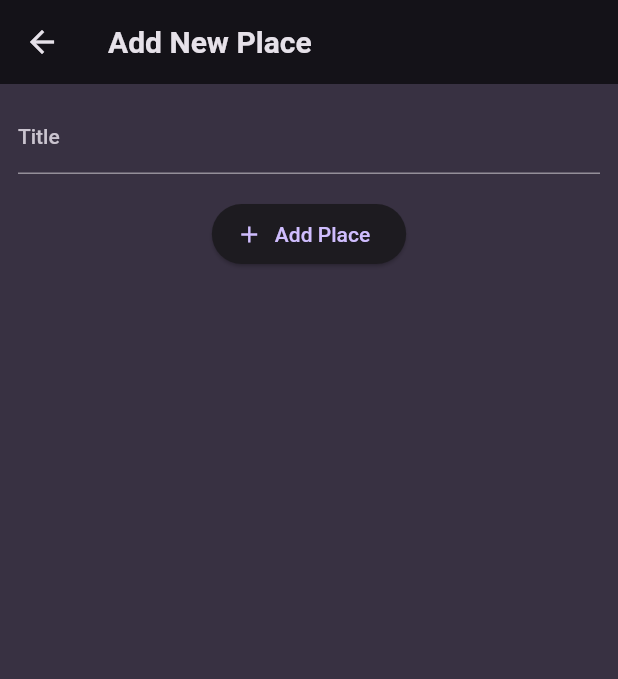
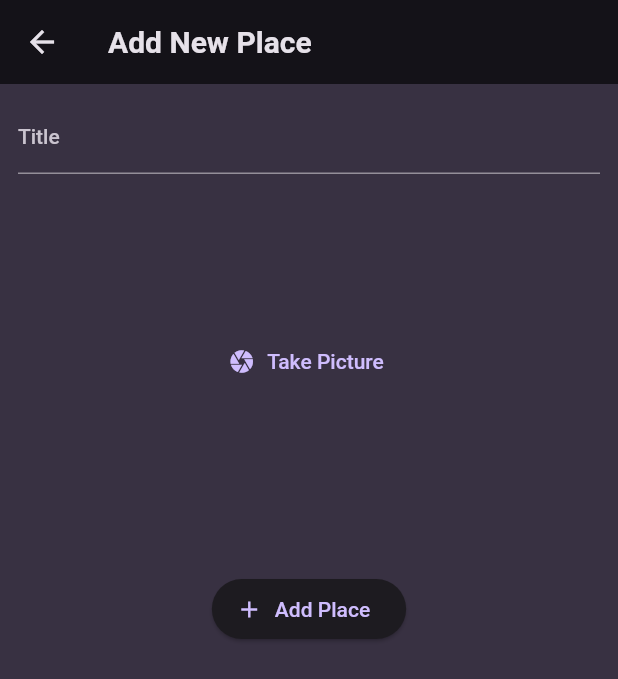
Before and after one commit to brianmujjuni/flutter_add_places, a Flutter app: the AddPlaceScreen screen opened directly, on a phone screen of 412 x 824 dp. Shown: the top 679 px of the screen. Run offline on Flutter 3.47's test engine with Material 2 defaults, Android fonts, the phone set to English and light mode, and no system bars; our stand-ins replace flutter_riverpod, google_fonts.

Commit message:
added upload image

```diff
--- a/lib/screens/add_place.dart
+++ b/lib/screens/add_place.dart
@@ -1,4 +1,5 @@
 import 'package:favorite_places/providers/user_places.dart';
+import 'package:favorite_places/widgets/image_input.dart';
 import 'package:flutter/material.dart';
 import 'package:flutter_riverpod/flutter_riverpod.dart';
 
@@ -48,6 +49,7 @@ class _AddPlaceScreenState extends ConsumerState<AddPlaceScreen> {
                 color: Theme.of(context).colorScheme.onBackground,
               ),
             ),
+            const ImageInput(),
             const SizedBox(
               height: 16,
             ),
--- /dev/null
+++ b/lib/widgets/image_input.dart
@@ -0,0 +1,24 @@
+import 'package:flutter/material.dart';
+
+class ImageInput extends StatefulWidget {
+  const ImageInput({super.key});
+
+  @override
+  State<ImageInput> createState() => _ImageInputState();
+}
+
+class _ImageInputState extends State<ImageInput> {
+  @override
+  Widget build(BuildContext context) {
+    return Container(
+      height: 250,
+      width: double.infinity,
+      alignment: Alignment.center,
+      child: TextButton.icon(
+        onPressed: () {},
+        icon: const Icon(Icons.camera),
+        label: const Text('Take Picture'),
+      ),
+    );
+  }
+}
```
